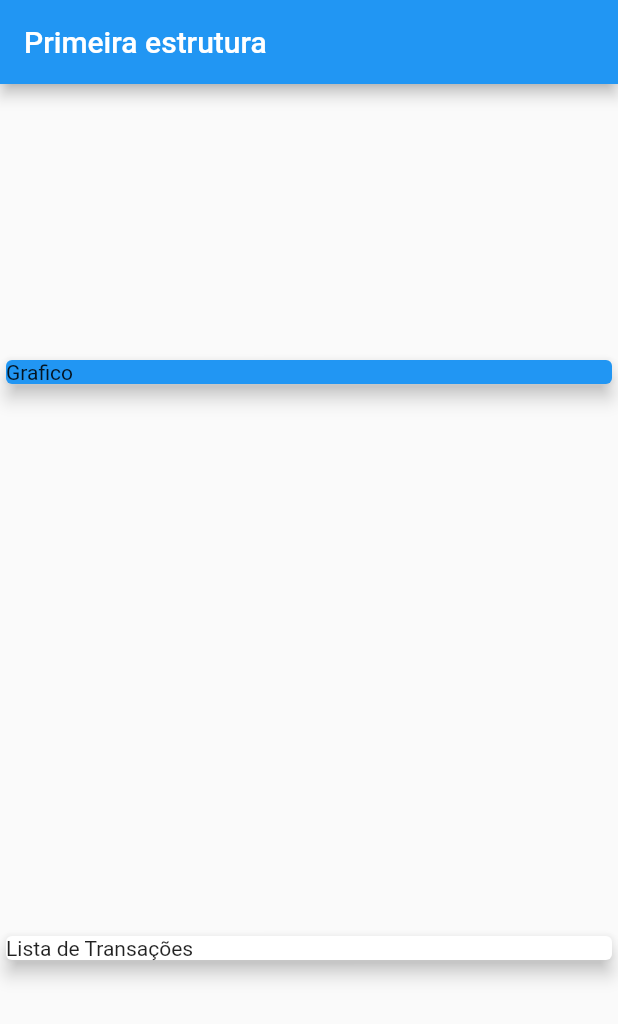
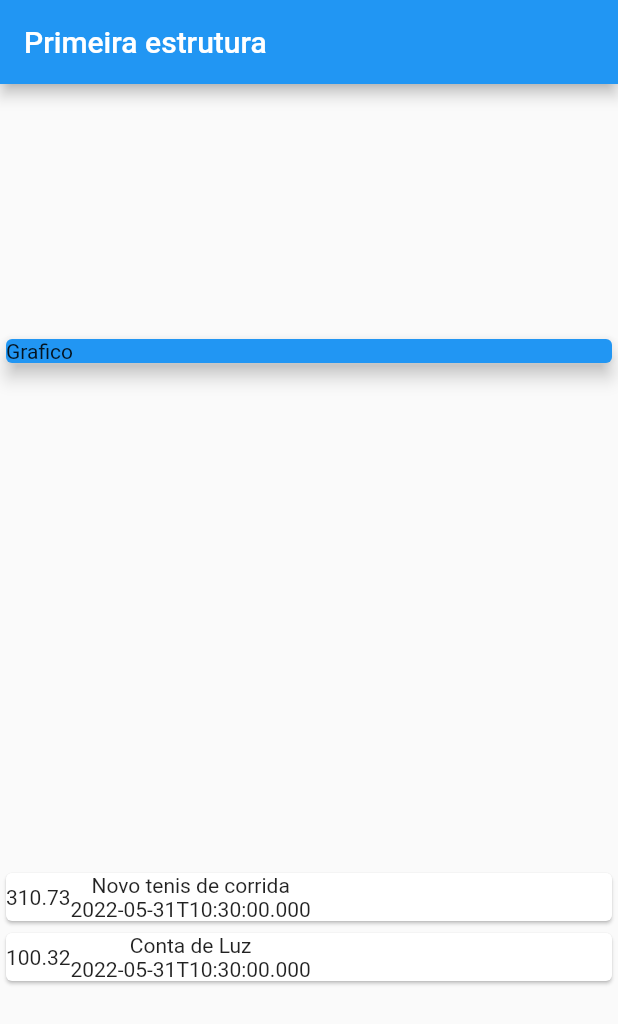
Before and after one commit to cacciatorieric/despesas_pessoais, a Flutter app: the screen it shows after launch, on a phone screen of 412 x 824 dp. Shown: the top 1024 px of the screen. Run offline on Flutter 3.47's test engine with Material 2 defaults, Android fonts, the phone set to English and light mode, and no system bars.

Commit message:
card de transações estruturado

```diff
--- a/despesas_pessoais/lib/main.dart
+++ b/despesas_pessoais/lib/main.dart
@@ -42,16 +42,38 @@ class MyHomePage extends StatelessWidget {
           mainAxisAlignment: MainAxisAlignment.spaceAround,
           crossAxisAlignment:
               CrossAxisAlignment.stretch, //Estica os elementos filhos
-          children: const <Widget>[
-            Card(
+          children: <Widget>[
+            const Card(
               color: Colors.blue,
               elevation: 5,
               child: Text('Grafico'),
             ),
-            Card(
-              elevation: 5,
-              child: Text('Lista de Transações'),
-            ),
+            Column(
+              children: _transactions.map(
+                (tr) {
+                  //Map usado para converter a lista em um elemento visual
+                  return Card(
+//O "elemento tr" vai percorrer a lista e por agora vai pegar apenas o title
+                      child: Row(
+                    children: [
+                      Container(
+                        child: Text(
+                          tr.value.toString(),
+                        ),
+                      ),
+                      Column(
+                        children: [
+                          Text(tr.title!),
+                          Text(
+                            tr.date!.toIso8601String(),
+                          ),
+                        ],
+                      )
+                    ],
+                  ));
+                },
+              ).toList(),
+            )
           ],
         ));
   }
```
